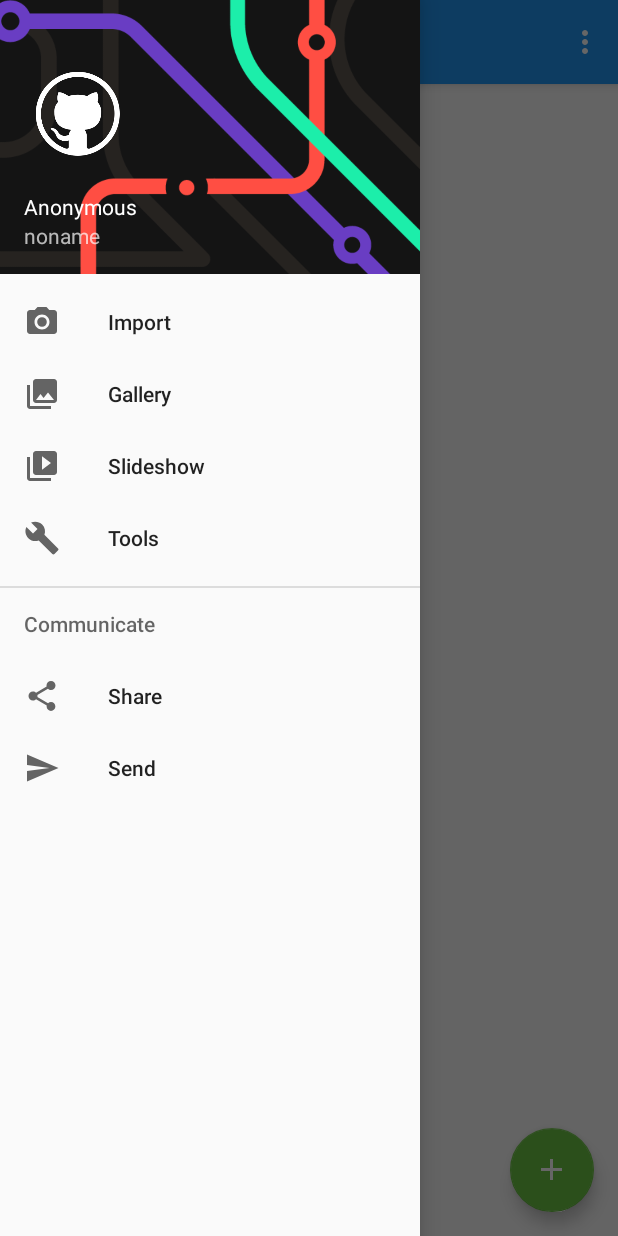
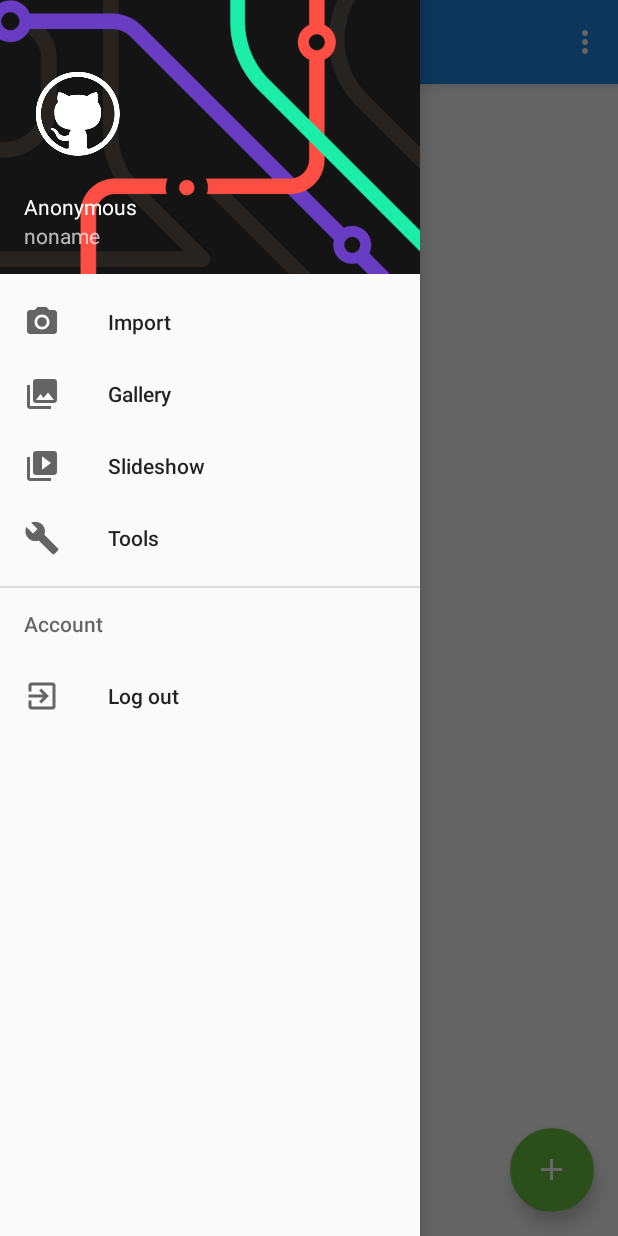
Before and after one commit to offvanHooijdonk/gitcl, an Android app: the MainActivity screen opened directly, with no data from a screen before it, with the side drawer open, on a phone screen of 412 x 824 dp. Run offline under Robolectric (Android 15) with nearby library versions, the phone set to English and light mode, and no system bars; our stand-ins replace ButterKnife; plain views replace CircularImageView.

Commit message:
Added logout menu item and an icon for logout; Prepare to create custom Account.

```diff
--- a/app/src/main/res/menu/drawer_main.xml
+++ b/app/src/main/res/menu/drawer_main.xml
@@ -20,16 +20,12 @@
             android:title="Tools"/>
     </group>
 
-    <item android:title="Communicate">
+    <item android:title="@string/drawer_item_account">
         <menu>
             <item
-                android:id="@+id/nav_share"
-                android:icon="@drawable/ic_menu_share"
-                android:title="Share"/>
-            <item
-                android:id="@+id/nav_send"
-                android:icon="@drawable/ic_menu_send"
-                android:title="Send"/>
+                android:id="@+id/nav_logout"
+                android:icon="@drawable/ic_log_out_24dp"
+                android:title="@string/drawer_item_log_out"/>
         </menu>
     </item>
 
--- a/app/src/main/res/values/colors.xml
+++ b/app/src/main/res/values/colors.xml
@@ -1,6 +1,6 @@
 <?xml version="1.0" encoding="utf-8"?>
 <resources>
-    <color name="colorPrimary">@color/md_blue_500</color>
+    <color name="colorPrimary">@color/md_blue_600</color>
     <color name="colorPrimaryDark">@color/md_blue_700</color>
 
     <color name="colorAccent">#6cc644</color>
@@ -8,5 +8,5 @@
     <!--<color name="colorAccent">@color/md_green_A400</color>-->
     <!--<color name="colorAccentLight">@color/md_green_A200</color>-->
     <color name="btn_material_text">@android:color/white</color>
-    <color name="logo_color">@color/colorPrimaryDark</color>
+    <color name="logo_color">@color/colorPrimary</color>
 </resources>
--- a/app/src/main/res/values/strings.xml
+++ b/app/src/main/res/values/strings.xml
@@ -14,4 +14,6 @@
     <string name="transition_logo">logo</string>
 
     <string name="authentication_progress">Authenticating…</string>
+    <string name="drawer_item_account">Account</string>
+    <string name="drawer_item_log_out">Log out</string>
 </resources>
```
Also changed, not shown: app/src/main/AndroidManifest.xml (+20 -6 lines), app/src/main/java/com/epam/traing/gitcl/account/GitHubAccountActivity.java (added, +10 -0 lines), app/src/main/java/com/epam/traing/gitcl/account/GitHubAccountAuthenticator.java (added, +54 -0 lines), app/src/main/res/drawable-hdpi/ic_log_out_24dp.png (added), app/src/main/res/drawable-mdpi/ic_log_out_24dp.png (added), app/src/main/res/drawable-xhdpi/ic_log_out_24dp.png (added), app/src/main/res/drawable-xxhdpi/ic_log_out_24dp.png (added), app/src/main/res/drawable-xxxhdpi/ic_log_out_24dp.png (added).
